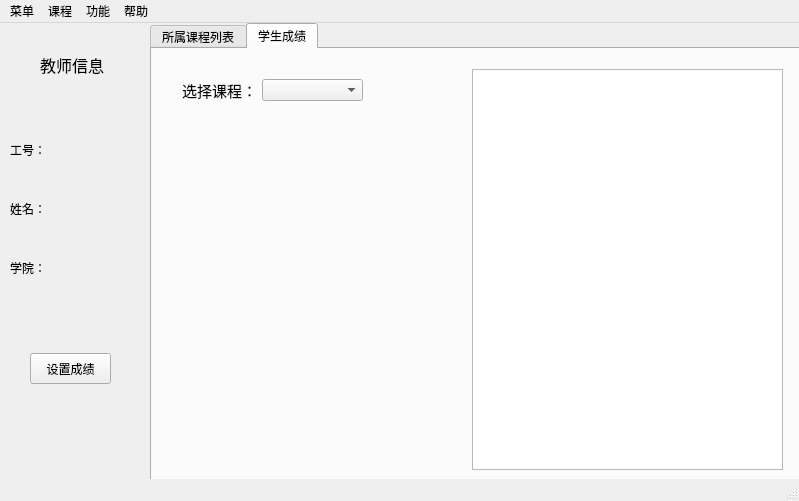
laddie132/Academic-Management-System-Demo, file source/mainwindow_teacher.ui: the form before one commit.
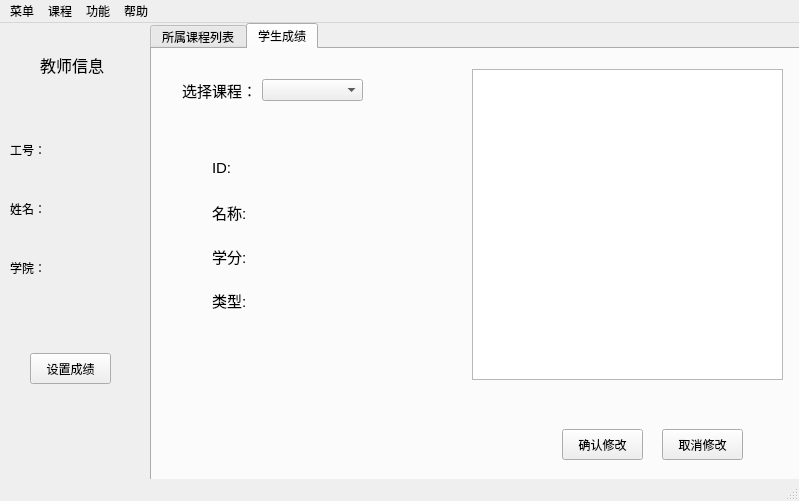
The form after the commit. The open tabs and pages were chosen to show the change.

Commit message: Finish teacher set grade funtion

Diff of the .ui file:
```diff
--- a/source/mainwindow_teacher.ui
+++ b/source/mainwindow_teacher.ui
@@ -98,8 +98,123 @@
         <x>320</x>
         <y>20</y>
         <width>311</width>
-        <height>401</height>
+        <height>311</height>
        </rect>
+      </property>
+      <attribute name="verticalHeaderVisible">
+       <bool>false</bool>
+      </attribute>
+     </widget>
+     <widget class="QWidget" name="gridLayoutWidget_2">
+      <property name="geometry">
+       <rect>
+        <x>60</x>
+        <y>100</y>
+        <width>141</width>
+        <height>171</height>
+       </rect>
+      </property>
+      <layout class="QGridLayout" name="gridLayout_2">
+       <item row="2" column="0">
+        <widget class="QLabel" name="label_8">
+         <property name="text">
+          <string>&lt;html&gt;&lt;head/&gt;&lt;body&gt;&lt;p&gt;&lt;span style=&quot; font-size:11pt;&quot;&gt;学分:&lt;/span&gt;&lt;/p&gt;&lt;/body&gt;&lt;/html&gt;</string>
+         </property>
+        </widget>
+       </item>
+       <item row="0" column="0">
+        <widget class="QLabel" name="label_6">
+         <property name="text">
+          <string>&lt;html&gt;&lt;head/&gt;&lt;body&gt;&lt;p&gt;&lt;span style=&quot; font-size:11pt;&quot;&gt;ID:&lt;/span&gt;&lt;/p&gt;&lt;/body&gt;&lt;/html&gt;</string>
+         </property>
+        </widget>
+       </item>
+       <item row="1" column="0">
+        <widget class="QLabel" name="label_7">
+         <property name="text">
+          <string>&lt;html&gt;&lt;head/&gt;&lt;body&gt;&lt;p&gt;&lt;span style=&quot; font-size:11pt;&quot;&gt;名称:&lt;/span&gt;&lt;/p&gt;&lt;/body&gt;&lt;/html&gt;</string>
+         </property>
+        </widget>
+       </item>
+       <item row="1" column="1">
+        <widget class="QLabel" name="label_course_name">
+         <property name="styleSheet">
+          <string notr="true">font: 11pt &quot;宋体&quot;;</string>
+         </property>
+         <property name="text">
+          <string>&lt;html&gt;&lt;head/&gt;&lt;body&gt;&lt;p&gt;&lt;br/&gt;&lt;/p&gt;&lt;/body&gt;&lt;/html&gt;</string>
+         </property>
+        </widget>
+       </item>
+       <item row="0" column="1">
+        <widget class="QLabel" name="label_course_id">
+         <property name="styleSheet">
+          <string notr="true">font: 11pt &quot;宋体&quot;;</string>
+         </property>
+         <property name="text">
+          <string>&lt;html&gt;&lt;head/&gt;&lt;body&gt;&lt;p&gt;&lt;br/&gt;&lt;/p&gt;&lt;/body&gt;&lt;/html&gt;</string>
+         </property>
+        </widget>
+       </item>
+       <item row="2" column="1">
+        <widget class="QLabel" name="label_course_credit">
+         <property name="styleSheet">
+          <string notr="true">font: 11pt &quot;宋体&quot;;</string>
+         </property>
+         <property name="text">
+          <string>&lt;html&gt;&lt;head/&gt;&lt;body&gt;&lt;p&gt;&lt;br/&gt;&lt;/p&gt;&lt;/body&gt;&lt;/html&gt;</string>
+         </property>
+        </widget>
+       </item>
+       <item row="3" column="0">
+        <widget class="QLabel" name="label_9">
+         <property name="text">
+          <string>&lt;html&gt;&lt;head/&gt;&lt;body&gt;&lt;p&gt;&lt;span style=&quot; font-size:11pt;&quot;&gt;类型:&lt;/span&gt;&lt;/p&gt;&lt;/body&gt;&lt;/html&gt;</string>
+         </property>
+        </widget>
+       </item>
+       <item row="3" column="1">
+        <widget class="QLabel" name="label_course_type">
+         <property name="styleSheet">
+          <string notr="true">font: 11pt &quot;宋体&quot;;</string>
+         </property>
+         <property name="text">
+          <string>&lt;html&gt;&lt;head/&gt;&lt;body&gt;&lt;p&gt;&lt;br/&gt;&lt;/p&gt;&lt;/body&gt;&lt;/html&gt;</string>
+         </property>
+        </widget>
+       </item>
+      </layout>
+     </widget>
+     <widget class="QPushButton" name="confirm_btn">
+      <property name="geometry">
+       <rect>
+        <x>410</x>
+        <y>380</y>
+        <width>81</width>
+        <height>31</height>
+       </rect>
+      </property>
+      <property name="styleSheet">
+       <string notr="true">font: 11pt &quot;宋体&quot;;</string>
+      </property>
+      <property name="text">
+       <string>确认修改</string>
+      </property>
+     </widget>
+     <widget class="QPushButton" name="cancel_btn">
+      <property name="geometry">
+       <rect>
+        <x>510</x>
+        <y>380</y>
+        <width>81</width>
+        <height>31</height>
+       </rect>
+      </property>
+      <property name="styleSheet">
+       <string notr="true">font: 11pt &quot;宋体&quot;;</string>
+      </property>
+      <property name="text">
+       <string>取消修改</string>
       </property>
      </widget>
     </widget>
```
Left out of the diff: 2 changed lines with no effect on the pictures. The commit also changes 7 other files.
